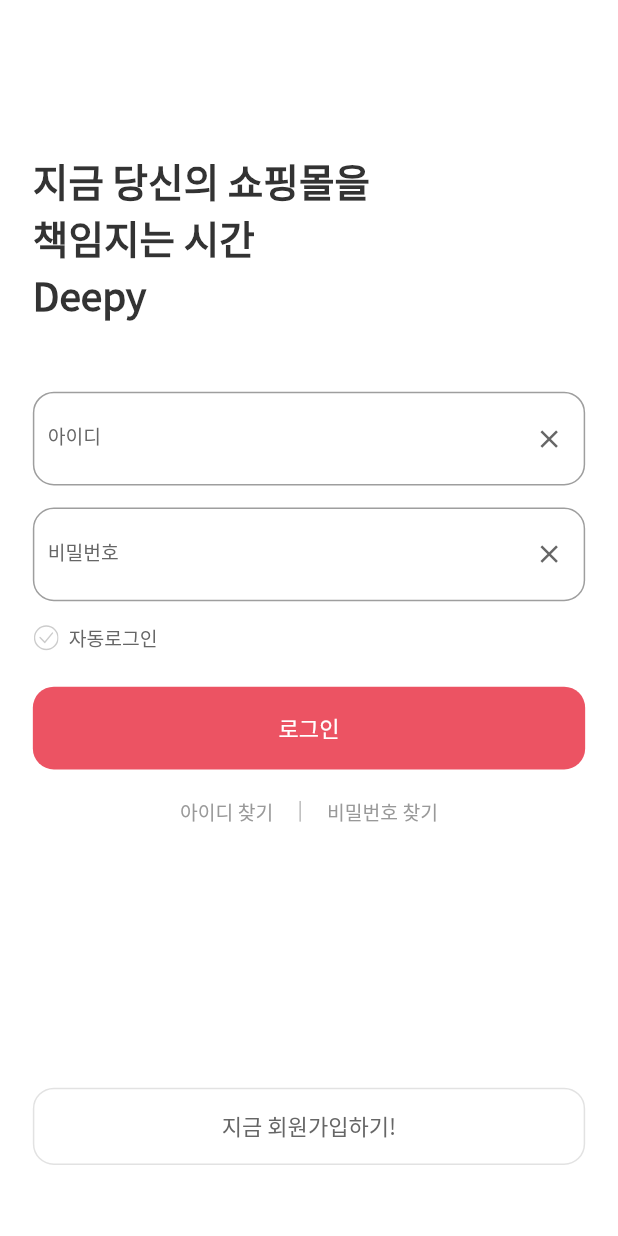
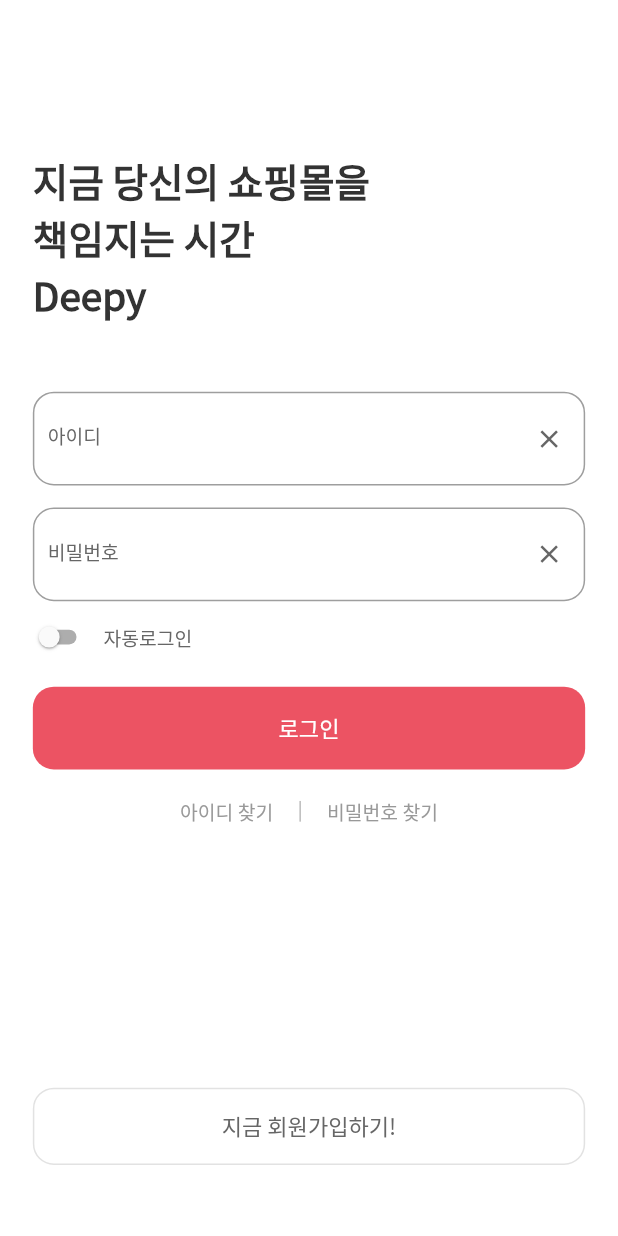
Before and after one commit to HyeongSeokKwon/omios-wholesaler, a Flutter app: the screen it shows after launch, on a phone screen of 412 x 824 dp. Run offline on Flutter 3.47's test engine with Material 2 defaults, Android fonts, the phone set to English and light mode, and no system bars; our stand-ins replace cached_network_image, flutter_svg, get, image_picker, shared_preferences; missing offline and left inert: flutter_vibrate, jwt_decode.

Commit message:
auto login button : switch 방식으로 변경

```diff
--- a/lib/page/login/login.dart
+++ b/lib/page/login/login.dart
@@ -195,7 +195,6 @@
       child: Stack(
         children: [
           SizedBox(
-
             child: TextFormField(
               showCursor: false,
               inputFormatters: [
@@ -269,57 +268,32 @@
   }
 
   Widget _buildAutoLogin() {
-    return SizedBox(
-      height: 20 * Scale.height,
-      child: Padding(
-        padding: EdgeInsets.only(left: 22.0 * Scale.width),
-        child: Row(
-          crossAxisAlignment: CrossAxisAlignment.center,
-          children: [
-            SizedBox(
-              width: 24 * Scale.width,
-              child: GetBuilder<LoginController>(
-                id: "autoLogin",
-                init: loginController,
-                builder: (_) => GestureDetector(
-                  child: Row(
-                    children: [
-                      SizedBox(
-                        width: 18 * Scale.width,
-                        height: 20 * Scale.height,
-                        child: SvgPicture.asset(
-                          loginController.isAutoLoginChecked == true
-                              ? autoLoginIcon
-                              : autoUnLoginIcon,
-                        ),
-                      ),
-                      SizedBox(width: 6 * Scale.width),
-                    ],
+    return Padding(
+      padding: EdgeInsets.only(left: 10 * Scale.width),
+      child: GetBuilder<LoginController>(
+          init: loginController,
+          builder: (controller) {
+            return SizedBox(
+              height: 20 * Scale.height,
+              child: Row(
+                crossAxisAlignment: CrossAxisAlignment.start,
+                mainAxisAlignment: MainAxisAlignment.start,
+                children: [
+                  Transform.scale(
+                    scale: 0.7,
+                    child: Switch.adaptive(
+                        value: controller.isAutoLoginChecked ??= false,
+                        onChanged: (value) => controller.checkedAutoLogin()),
                   ),
-                  onTap: () {
-                    loginController.checkedAutoLogin();
-                  },
-                ),
-              ),
-            ),
-            InkWell(
-              child: SizedBox(
-                height: 20 * Scale.height,
-                child: Center(
-                  child: Text(
+                  Text(
                     "자동로그인",
                     style: textStyle(const Color(0xff666666), FontWeight.w400,
                         "NotoSansKR", 14.0),
                   ),
-                ),
+                ],
               ),
-              onTap: () {
-                loginController.checkedAutoLogin();
-              },
-            )
-          ],
-        ),
-      ),
+            );
+          }),
     );
   }
 
--- a/lib/page/login/login_controller.dart
+++ b/lib/page/login/login_controller.dart
@@ -34,7 +34,7 @@
       throw e;
     });
 
-    update(["autoLogin"]);
+    update();
   }
 
   void getLoginInfo(String id, String pwd) {
@@ -46,7 +46,7 @@
     isAutoLoginChecked = !isAutoLoginChecked!;
 
     await prefs.setBool('isChecked', isAutoLoginChecked!);
-    update(["autoLogin"]);
+    update();
   }
 
   Future<void> autoLogin() async {
```
